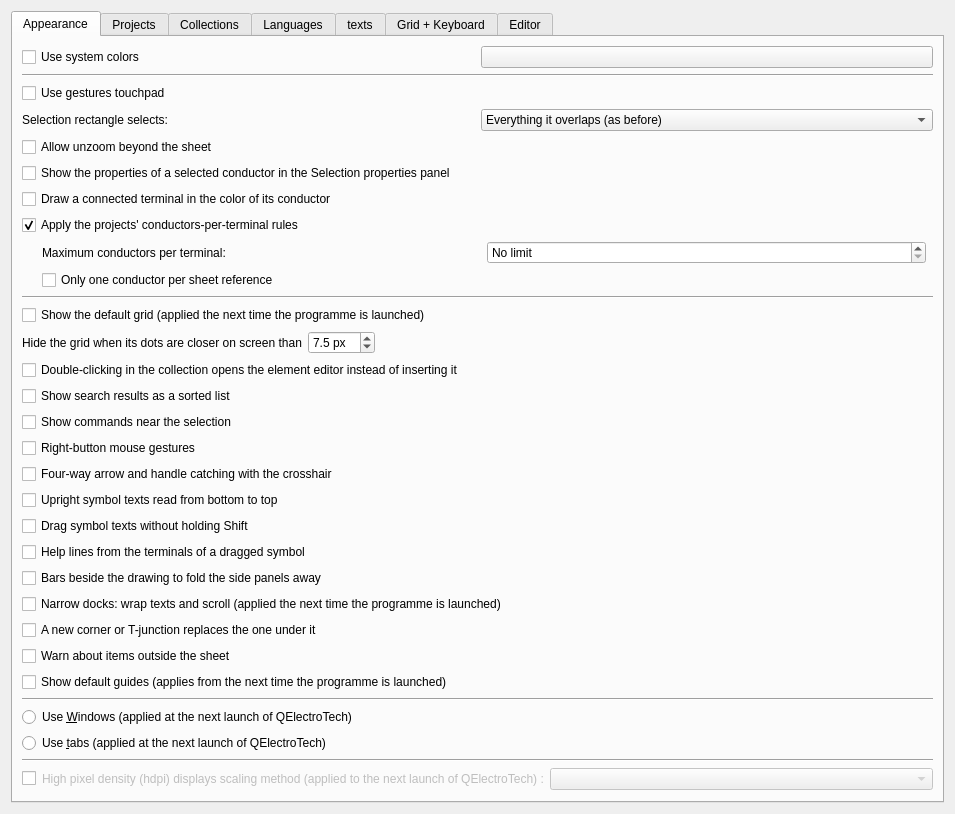
This is sources/ui/configpage/generalconfigurationpage.ui in qelectrotech/qelectrotech-source-mirror as Qt 5 draws it before an edit. The edited form follows.
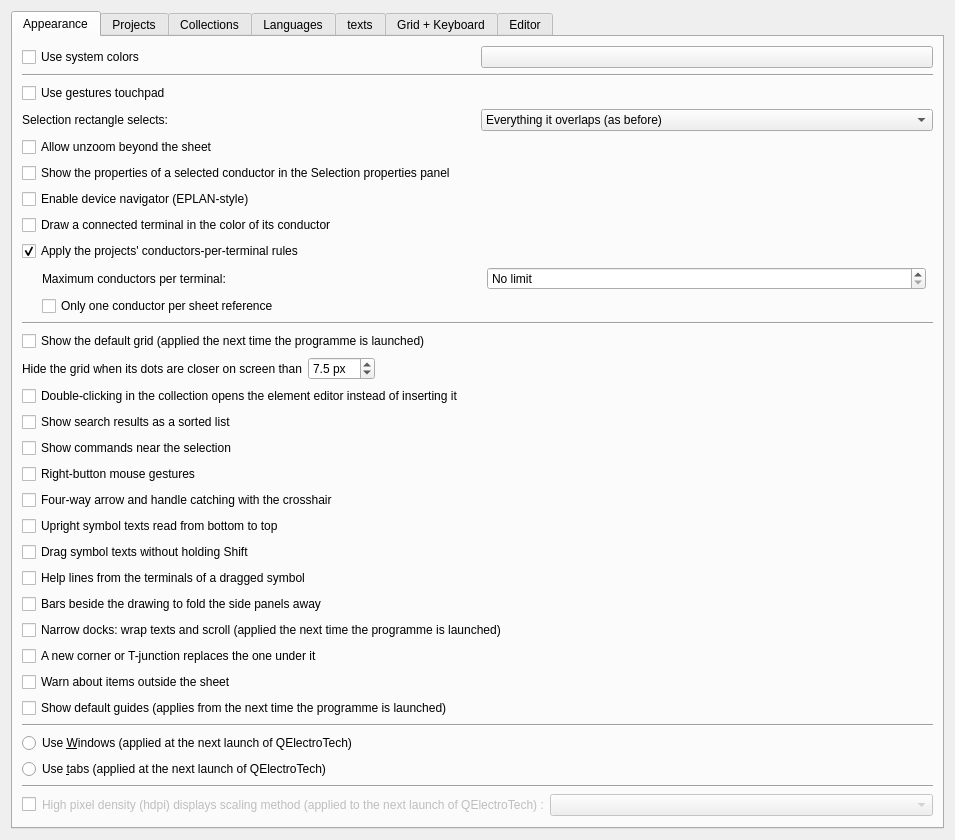
This is the edited form. Custom widgets are drawn as their Qt base class.

Commit message: Add EPLAN-style Device Navigator dock with structure grouping and settings toggle

What changed in the file:
```diff
--- a/sources/ui/configpage/generalconfigurationpage.ui
+++ b/sources/ui/configpage/generalconfigurationpage.ui
@@ -103,6 +103,16 @@
          </property>
         </widget>
        </item>
+        <item>
+         <widget class="QCheckBox" name="m_device_navigator_cb">
+          <property name="text">
+           <string>Enable device navigator (EPLAN-style)</string>
+          </property>
+          <property name="toolTip">
+           <string>Show the hierarchical device navigator panel for components, terminals, and functions by plant structure</string>
+          </property>
+         </widget>
+        </item>
        <item>
         <widget class="QCheckBox" name="m_terminal_conductor_color">
          <property name="text">
```
The commit also changes 10 other files.
